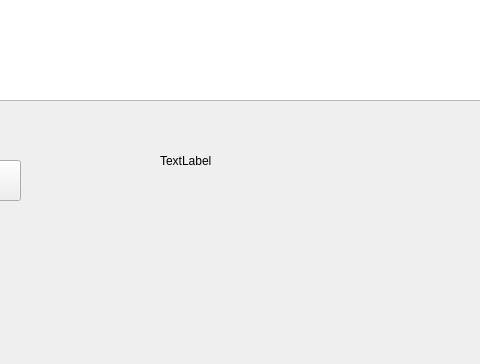
Old version of the form shoppingcart.ui in the repository coolbry95/ECE335-Project2; both pictures show x 150 to 630 and y 130 to 494 of the 1000 by 494 pixel window.
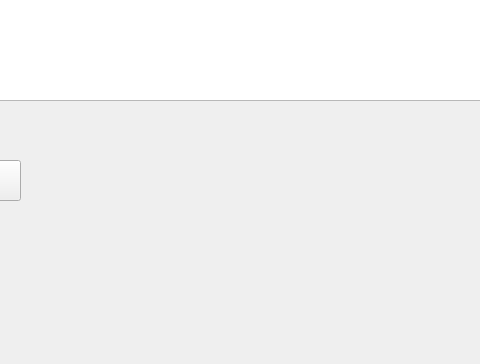
New version of the form.

```diff
--- a/shoppingcart.ui
+++ b/shoppingcart.ui
@@ -49,8 +49,79 @@
       <height>61</height>
      </rect>
     </property>
+    <property name="palette">
+     <palette>
+      <active>
+       <colorrole role="WindowText">
+        <brush brushstyle="SolidPattern">
+         <color alpha="255">
+          <red>255</red>
+          <green>0</green>
+          <blue>0</blue>
+         </color>
+        </brush>
+       </colorrole>
+       <colorrole role="Text">
+        <brush brushstyle="SolidPattern">
+         <color alpha="255">
+          <red>255</red>
+          <green>0</green>
+          <blue>0</blue>
+         </color>
+        </brush>
+       </colorrole>
+      </active>
+      <inactive>
+       <colorrole role="WindowText">
+        <brush brushstyle="SolidPattern">
+         <color alpha="255">
+          <red>255</red>
+          <green>0</green>
+          <blue>0</blue>
+         </color>
+        </brush>
+       </colorrole>
+       <colorrole role="Text">
+        <brush brushstyle="SolidPattern">
+         <color alpha="255">
+          <red>255</red>
+          <green>0</green>
+          <blue>0</blue>
+         </color>
+        </brush>
+       </colorrole>
+      </inactive>
+      <disabled>
+       <colorrole role="WindowText">
+        <brush brushstyle="SolidPattern">
+         <color alpha="255">
+          <red>128</red>
+          <green>128</green>
+          <blue>128</blue>
+         </color>
+        </brush>
+       </colorrole>
+       <colorrole role="Text">
+        <brush brushstyle="SolidPattern">
+         <color alpha="255">
+          <red>128</red>
+          <green>128</green>
+          <blue>128</blue>
+         </color>
+        </brush>
+       </colorrole>
+      </disabled>
+     </palette>
+    </property>
+    <property name="font">
+     <font>
+      <pointsize>20</pointsize>
+      <weight>75</weight>
+      <bold>true</bold>
+     </font>
+    </property>
     <property name="text">
-     <string>TextLabel</string>
+     <string/>
     </property>
    </widget>
    <widget class="QTableWidget" name="tableWidget">
```
